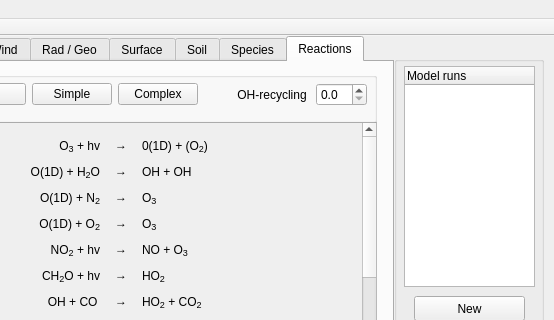
This is mainwindow.ui in classmodel/modelgui as Qt 5 draws it before an edit; both pictures show x 86 to 640 and y 0 to 320 of the 640 by 530 pixel window. The edited form follows.
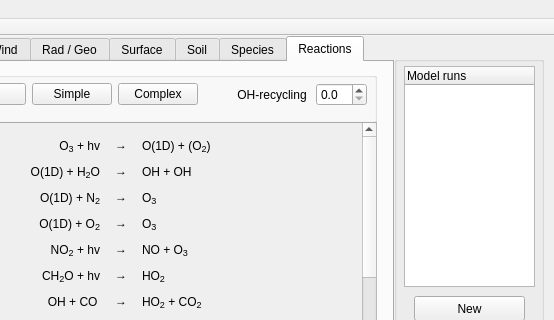
This is the edited form. The open tabs and pages were chosen to show the change.

The edit to the form file:
```diff
--- a/mainwindow.ui
+++ b/mainwindow.ui
@@ -3859,7 +3859,7 @@
         <rect>
          <x>0</x>
          <y>0</y>
-         <width>417</width>
+         <width>420</width>
          <height>750</height>
         </rect>
        </property>
@@ -3912,7 +3912,7 @@
             <string/>
            </property>
            <property name="text">
-            <string>&lt;html&gt;0(1D) + (O&lt;span style=&quot; font-size:14px; vertical-align:sub;&quot;&gt;2&lt;/span&gt;)&lt;/html&gt;</string>
+            <string>&lt;html&gt;O(1D) + (O&lt;span style=&quot; font-size:14px; vertical-align:sub;&quot;&gt;2&lt;/span&gt;)&lt;/html&gt;</string>
            </property>
            <property name="alignment">
             <set>Qt::AlignLeading|Qt::AlignLeft|Qt::AlignVCenter</set>
```
Left out of the diff: 2 changed lines with no effect on the pictures.
